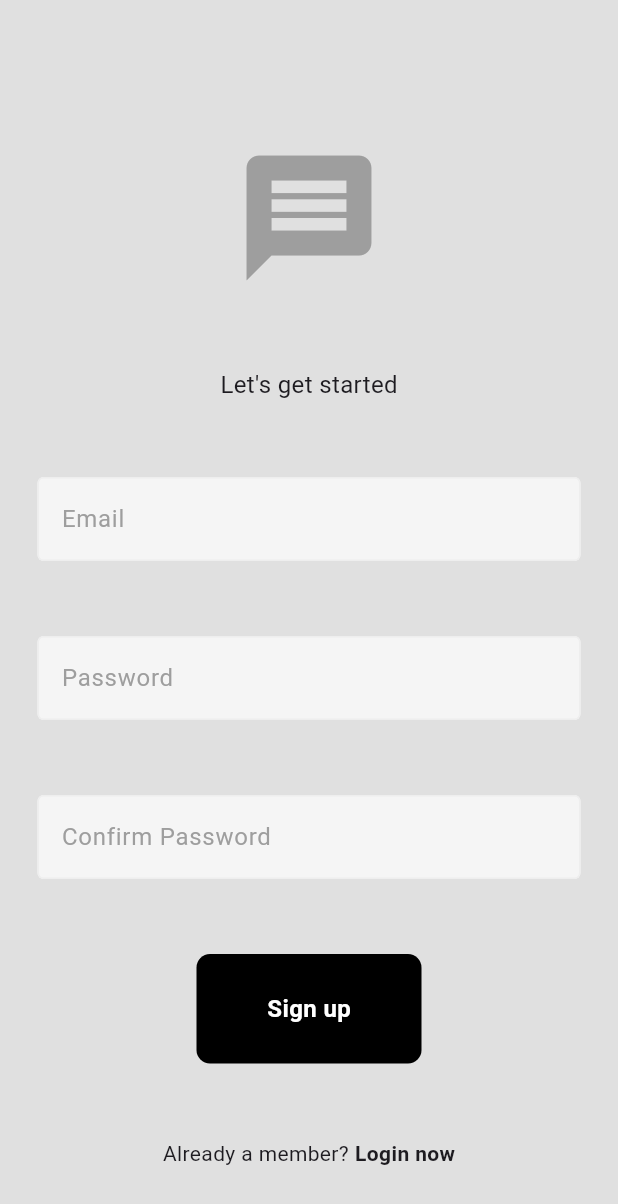
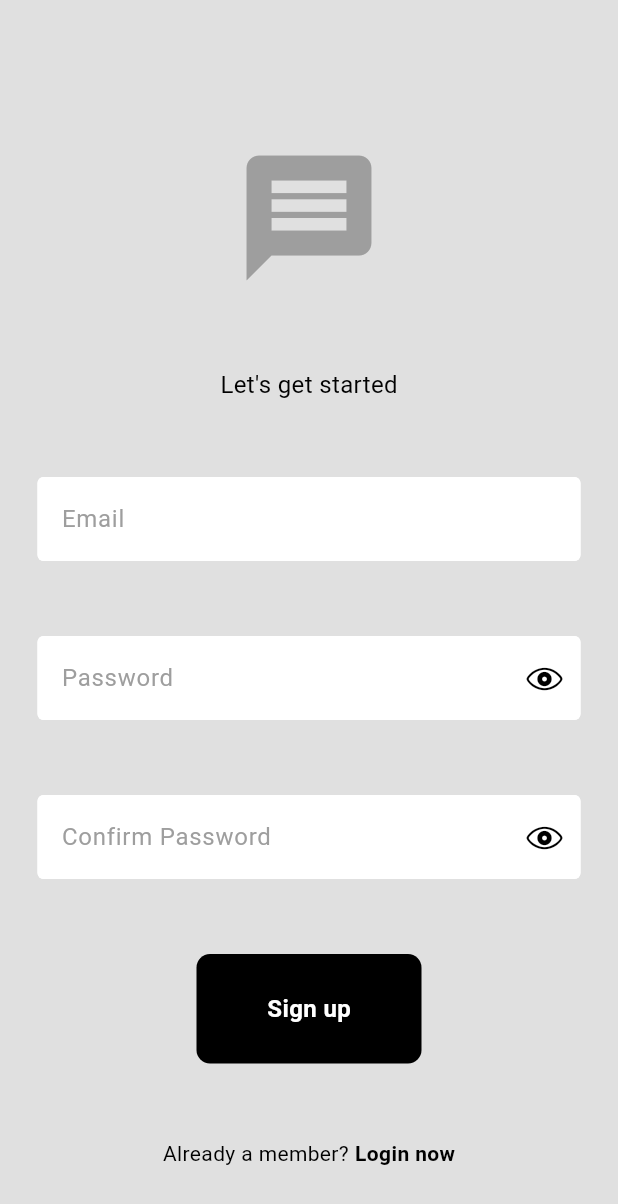
Before and after one commit to broken555wheel/messengerapp, a Flutter app: the screen it shows after launch, after a tap on "Register now", on a phone screen of 412 x 824 dp. Shown: the top 1204 px of the screen. Run offline on Flutter 3.47's test engine with Material 3 defaults, Android fonts, the phone set to English and light mode, and no system bars; our stand-ins replace cloud_firestore, firebase_auth, firebase_core; accounts and stored records are empty; network calls fail.

Commit message:
added an icon to make the password visible and swtched to using theme.of(context) colors

```diff
--- a/lib/components/my_text_field.dart
+++ b/lib/components/my_text_field.dart
@@ -4,11 +4,13 @@ class MyTextField extends StatelessWidget {
   final TextEditingController controller;
   final String hintText;
   final bool obscureText;
+  final Widget? suffixIcon;
   const MyTextField({
     super.key,
     required this.controller,
     required this.hintText,
     required this.obscureText,
+    this.suffixIcon,
   });
 
   @override
@@ -18,20 +20,20 @@ class MyTextField extends StatelessWidget {
       obscureText: obscureText,
       decoration: InputDecoration(
         enabledBorder: OutlineInputBorder(
-        borderSide: BorderSide(
-          color: Colors.grey.shade200,
+          borderSide: BorderSide(
+            color: Theme.of(context).colorScheme.tertiary,
           ),
         ),
-        focusedBorder: const OutlineInputBorder(
-          borderSide: BorderSide(
-            color: Colors.white),
+        focusedBorder: OutlineInputBorder(
+          borderSide: BorderSide(color: Theme.of(context).colorScheme.primary),
         ),
-        fillColor: Colors.grey[100],
+        fillColor: Theme.of(context).colorScheme.tertiary,
         filled: true,
         hintText: hintText,
-        hintStyle: const TextStyle(
-          color: Colors.grey,
+        hintStyle: TextStyle(
+          color: Theme.of(context).colorScheme.primary,
         ),
+        suffixIcon: suffixIcon,
       ),
     );
   }
--- a/lib/main.dart
+++ b/lib/main.dart
@@ -4,6 +4,7 @@ import 'package:firebase_core/firebase_core.dart';
 import 'package:flutter/material.dart';
 
 import 'package:messengerapp/firebase_options.dart';
+import 'package:messengerapp/themes/light_mode.dart';
 import 'package:provider/provider.dart';
 
 void main() async {
@@ -22,9 +23,10 @@ class MyApp extends StatelessWidget {
 
   @override
   Widget build(BuildContext context) {
-    return const MaterialApp(
+    return MaterialApp(
       debugShowCheckedModeBanner: false,
-      home: AuthGate(),
+      home: const AuthGate(),
+      theme: lightMode,
     );
   }
 }
--- a/lib/pages/login_page.dart
+++ b/lib/pages/login_page.dart
@@ -1,3 +1,4 @@
+import 'package:flutter/cupertino.dart';
 import 'package:messengerapp/components/my_button.dart';
 import 'package:messengerapp/components/my_text_field.dart';
 import 'package:messengerapp/services/auth/auth_service.dart';
@@ -13,6 +14,7 @@ class LoginPage extends StatefulWidget {
 }
 
 class _LoginPageState extends State<LoginPage> {
+  var passwordNotVisible = true;
   final emailController = TextEditingController();
   final passwordController = TextEditingController();
 
@@ -22,8 +24,7 @@ class _LoginPageState extends State<LoginPage> {
     try {
       await authService.signInWithEmailandPassword(
           emailController.text, passwordController.text);
-    }
-    catch (e) {
+    } catch (e) {
       ScaffoldMessenger.of(context).showSnackBar(
         SnackBar(
           content: Text(
@@ -37,7 +38,7 @@ class _LoginPageState extends State<LoginPage> {
   @override
   Widget build(BuildContext context) {
     return Scaffold(
-      backgroundColor: Colors.grey[300],
+      backgroundColor: Theme.of(context).colorScheme.surface,
       body: SafeArea(
         child: Center(
           child: Padding(
@@ -48,29 +49,41 @@ class _LoginPageState extends State<LoginPage> {
                 mainAxisAlignment: MainAxisAlignment.center,
                 children: [
                   const SizedBox(height: 50),
-                    const Icon(
+                  Icon(
                     Icons.message,
                     size: 100,
-                      color: Colors.grey,
+                    color: Theme.of(context).colorScheme.primary,
                   ),
                   const SizedBox(height: 50),
-                    const Text(
+                  Text(
                     "Welcome back you have been missed",
                     style: TextStyle(
                       fontSize: 16,
+                      color: Theme.of(context).colorScheme.primary,
                     ),
                   ),
                   const SizedBox(height: 50),
                   MyTextField(
                     controller: emailController,
                     hintText: 'Email',
-                      obscureText: false,
+                    obscureText: passwordNotVisible,
                   ),
                   const SizedBox(height: 50),
                   MyTextField(
                     controller: passwordController,
                     hintText: 'Password',
-                        obscureText: true),
+                    obscureText: passwordNotVisible,
+                    suffixIcon: IconButton(
+                      icon: passwordNotVisible
+                          ? const Icon(CupertinoIcons.eye)
+                          : const Icon(CupertinoIcons.eye_slash),
+                      onPressed: () {
+                        setState(() {
+                          passwordNotVisible = !passwordNotVisible;
+                        });
+                      },
+                    ),
+                  ),
                   const SizedBox(height: 50),
                   MyButton(onTap: signIn, text: 'Sign in'),
                   const SizedBox(height: 50),
--- a/lib/pages/register_page.dart
+++ b/lib/pages/register_page.dart
@@ -1,3 +1,4 @@
+import 'package:flutter/cupertino.dart';
 import 'package:flutter/material.dart';
 import 'package:messengerapp/services/auth/auth_service.dart';
 import 'package:provider/provider.dart';
@@ -17,7 +18,7 @@ class _RegisterPage extends State<RegisterPage> {
   final emailController = TextEditingController();
   final passwordController = TextEditingController();
   final confirmPasswordController = TextEditingController();
-
+  var passwordNotVisible = true;
   // sign up user
   void signUp() async {
     if (passwordController.text != confirmPasswordController.text) {
@@ -31,17 +32,18 @@ class _RegisterPage extends State<RegisterPage> {
     final authService = Provider.of<AuthService>(context, listen: false);
 
     try {
-    await authService.signUpWithEmailandPassword(emailController.text, passwordController.text);
+      await authService.signUpWithEmailandPassword(
+          emailController.text, passwordController.text);
     } catch (e) {
       ScaffoldMessenger.of(context).showSnackBar(
         SnackBar(
-        content:Text(e.toString()), ),
+          content: Text(e.toString()),
+        ),
       );
     }
   }
 
   // get auth service
-
 
   @override
   Widget build(BuildContext context) {
@@ -79,12 +81,34 @@ class _RegisterPage extends State<RegisterPage> {
                     MyTextField(
                       controller: passwordController,
                       hintText: 'Password',
-                        obscureText: true),
+                      obscureText: passwordNotVisible,
+                      suffixIcon: IconButton(
+                        icon: passwordNotVisible
+                            ? const Icon(CupertinoIcons.eye)
+                            : const Icon(CupertinoIcons.eye_slash),
+                        onPressed: () {
+                          setState(() {
+                            passwordNotVisible = !passwordNotVisible;
+                          });
+                        },
+                      ),
+                    ),
                     const SizedBox(height: 50),
                     MyTextField(
-                        controller: confirmPasswordController,
+                      controller: passwordController,
                       hintText: 'Confirm Password',
-                        obscureText: true),
+                      obscureText: passwordNotVisible,
+                      suffixIcon: IconButton(
+                        icon: passwordNotVisible
+                            ? const Icon(CupertinoIcons.eye)
+                            : const Icon(CupertinoIcons.eye_slash),
+                        onPressed: () {
+                          setState(() {
+                            passwordNotVisible = !passwordNotVisible;
+                          });
+                        },
+                      ),
+                    ),
                     const SizedBox(height: 50),
                     MyButton(onTap: signUp, text: 'Sign up'),
                     const SizedBox(height: 50),
--- /dev/null
+++ b/lib/themes/light_mode.dart
@@ -0,0 +1,11 @@
+import 'package:flutter/material.dart';
+
+ThemeData lightMode = ThemeData(
+  colorScheme: ColorScheme.light(
+    surface: Colors.grey.shade300,
+    primary: Colors.grey.shade500,
+    secondary: Colors.grey.shade200,
+    tertiary: Colors.white,
+    inversePrimary: Colors.grey.shade900,
+  )
+);
```
Lines whose indentation alone changed are shown as unchanged.
